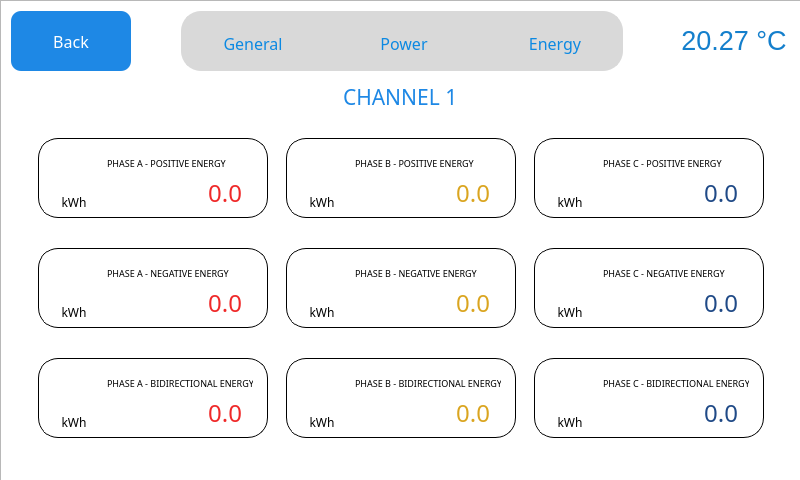
The window that QT_APP/channels.ui (eSpark-Backup/nabilfesal-msm-fw) describes before a commit, drawn with Qt 5.
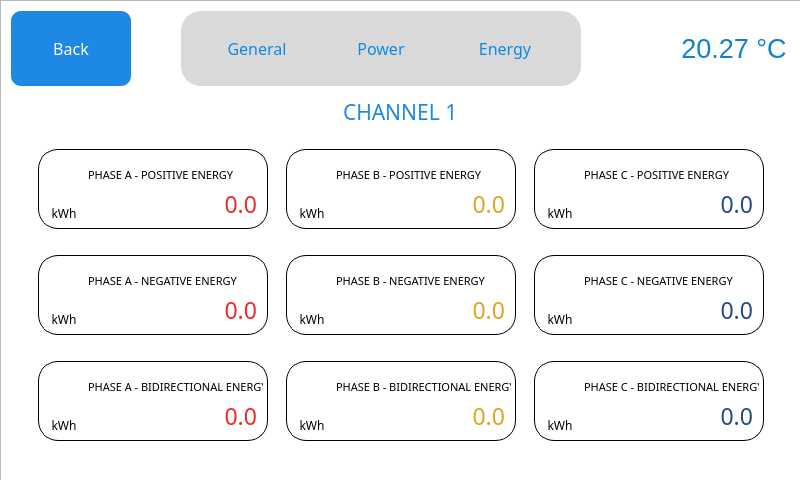
The same window after the commit. The open tabs and pages were chosen to show the change. Icons and pictures are not drawn.

Commit message: 2.1.6 -> - Hide Temperature from all SFTP - Energy reset on max value of double data-type - 3 retries for all calibrations (including measurements) - Reconnect checks settings first in MQTTs, SFTP & MQTT - Channel (Energy Tab) UI modified for clarity - Login & Registration view Icon size and footprint increased - SFTP and USB sync timer further polished to not miss a second

Diff of the .ui file:
```diff
--- a/QT_APP/channels.ui
+++ b/QT_APP/channels.ui
@@ -1773,16 +1773,22 @@
              </item>
              <item>
               <widget class="QFrame" name="horizontalFrame">
+               <property name="sizePolicy">
+                <sizepolicy hsizetype="Fixed" vsizetype="Fixed">
+                 <horstretch>0</horstretch>
+                 <verstretch>0</verstretch>
+                </sizepolicy>
+               </property>
                <property name="minimumSize">
                 <size>
-                 <width>200</width>
-                 <height>60</height>
+                 <width>400</width>
+                 <height>75</height>
                 </size>
                </property>
                <property name="maximumSize">
                 <size>
-                 <width>1000</width>
-                 <height>500</height>
+                 <width>400</width>
+                 <height>75</height>
                 </size>
                </property>
                <property name="focusPolicy">
@@ -1795,16 +1801,16 @@
                </property>
                <layout class="QHBoxLayout" name="horizontalLayout_2">
                 <property name="spacing">
-                 <number>60</number>
+                 <number>20</number>
                 </property>
                 <property name="leftMargin">
                  <number>20</number>
                 </property>
                 <property name="topMargin">
-                 <number>5</number>
+                 <number>0</number>
                 </property>
                 <property name="rightMargin">
-                 <number>25</number>
+                 <number>20</number>
                 </property>
                 <property name="bottomMargin">
                  <number>0</number>
@@ -1820,13 +1826,13 @@
                   <property name="minimumSize">
                    <size>
                     <width>100</width>
-                    <height>10</height>
+                    <height>70</height>
                    </size>
                   </property>
                   <property name="maximumSize">
                    <size>
                     <width>100</width>
-                    <height>50</height>
+                    <height>70</height>
                    </size>
                   </property>
                   <property name="font">
@@ -1868,13 +1874,13 @@
                   <property name="minimumSize">
                    <size>
                     <width>100</width>
-                    <height>50</height>
+                    <height>70</height>
                    </size>
                   </property>
                   <property name="maximumSize">
                    <size>
                     <width>100</width>
-                    <height>50</height>
+                    <height>70</height>
                    </size>
                   </property>
                   <property name="font">
@@ -1913,13 +1919,13 @@
                   <property name="minimumSize">
                    <size>
                     <width>100</width>
-                    <height>10</height>
+                    <height>70</height>
                    </size>
                   </property>
                   <property name="maximumSize">
                    <size>
                     <width>100</width>
-                    <height>50</height>
+                    <height>70</height>
                    </size>
                   </property>
                   <property name="baseSize">
@@ -7179,7 +7185,7 @@
                        <number>5</number>
                       </property>
                       <property name="rightMargin">
-                       <number>5</number>
+                       <number>0</number>
                       </property>
                       <property name="bottomMargin">
                        <number>5</number>
@@ -7192,20 +7198,20 @@
                         <item>
                          <widget class="QLabel" name="label_158">
                           <property name="sizePolicy">
-                           <sizepolicy hsizetype="Preferred" vsizetype="Preferred">
+                           <sizepolicy hsizetype="Fixed" vsizetype="Fixed">
                             <horstretch>0</horstretch>
                             <verstretch>0</verstretch>
                            </sizepolicy>
                           </property>
                           <property name="minimumSize">
                            <size>
-                            <width>60</width>
+                            <width>40</width>
                             <height>50</height>
                            </size>
                           </property>
                           <property name="maximumSize">
                            <size>
-                            <width>60</width>
+                            <width>40</width>
                             <height>50</height>
                            </size>
                           </property>
@@ -7234,13 +7240,13 @@
                           </property>
                           <property name="minimumSize">
                            <size>
-                            <width>60</width>
+                            <width>40</width>
                             <height>20</height>
                            </size>
                           </property>
                           <property name="maximumSize">
                            <size>
-                            <width>60</width>
+                            <width>40</width>
                             <height>20</height>
                            </size>
                           </property>
@@ -7271,7 +7277,7 @@
                          <number>10</number>
                         </property>
                         <property name="rightMargin">
-                         <number>10</number>
+                         <number>15</number>
                         </property>
                         <item>
                          <widget class="QLabel" name="label_160">
@@ -7283,20 +7289,20 @@
                           </property>
                           <property name="minimumSize">
                            <size>
-                            <width>150</width>
+                            <width>175</width>
                             <height>15</height>
                            </size>
                           </property>
                           <property name="maximumSize">
                            <size>
-                            <width>150</width>
+                            <width>175</width>
                             <height>15</height>
                            </size>
                           </property>
                           <property name="font">
                            <font>
                             <family>Gilroy</family>
-                            <pointsize>7</pointsize>
+                            <pointsize>8</pointsize>
                            </font>
                           </property>
                           <property name="styleSheet">
@@ -7317,20 +7323,20 @@
                           </property>
                           <property name="minimumSize">
                            <size>
-                            <width>145</width>
+                            <width>180</width>
                             <height>30</height>
                            </size>
                           </property>
                           <property name="maximumSize">
                            <size>
-                            <width>145</width>
+                            <width>180</width>
                             <height>30</height>
                            </size>
                           </property>
                           <property name="font">
                            <font>
                             <family>Gilroy</family>
-                            <pointsize>18</pointsize>
+                            <pointsize>17</pointsize>
                            </font>
                           </property>
                           <property name="styleSheet">
@@ -7379,7 +7385,7 @@
                        <number>5</number>
                       </property>
                       <property name="rightMargin">
-                       <number>5</number>
+                       <number>0</number>
                       </property>
                       <property name="bottomMargin">
                        <number>5</number>
@@ -7392,20 +7398,20 @@
                         <item>
                          <widget class="QLabel" name="label_161">
                           <property name="sizePolicy">
-                           <sizepolicy hsizetype="Preferred" vsizetype="Preferred">
+                           <sizepolicy hsizetype="Fixed" vsizetype="Fixed">
                             <horstretch>0</horstretch>
                             <verstretch>0</verstretch>
                            </sizepolicy>
                           </property>
                           <property name="minimumSize">
                            <size>
-                            <width>60</width>
+                            <width>40</width>
                             <height>50</height>
                            </size>
                           </property>
                           <property name="maximumSize">
                            <size>
-                            <width>60</width>
+                            <width>40</width>
                             <height>50</height>
                            </size>
                           </property>
@@ -7428,13 +7434,13 @@
                           </property>
                           <property name="minimumSize">
                            <size>
-                            <width>60</width>
+                            <width>40</width>
                             <height>20</height>
                            </size>
                           </property>
                           <property name="maximumSize">
                            <size>
-                            <width>60</width>
+                            <width>40</width>
                             <height>20</height>
                            </size>
                           </property>
@@ -7465,7 +7471,7 @@
                          <number>10</number>
                         </property>
                         <property name="rightMargin">
-                         <number>10</number>
+                         <number>15</number>
                         </property>
                         <item>
                          <widget class="QLabel" name="label_163">
@@ -7477,20 +7483,20 @@
                           </property>
                           <property name="minimumSize">
                            <size>
-                            <width>150</width>
+                            <width>175</width>
                             <height>15</height>
                            </size>
                           </property>
                           <property name="maximumSize">
                            <size>
-                            <width>150</width>
+                            <width>175</width>
                             <height>15</height>
                            </size>
                           </property>
                           <property name="font">
                            <font>
                             <family>Gilroy</family>
-                            <pointsize>7</pointsize>
+                            <pointsize>8</pointsize>
                            </font>
                           </property>
                           <property name="styleSheet">
@@ -7511,20 +7517,20 @@
                           </property>
                           <property name="minimumSize">
                            <size>
-                            <width>145</width>
+                            <width>180</width>
                             <height>30</height>
                            </size>
                           </property>
                           <property name="maximumSize">
                            <size>
-                            <width>145</width>
+                            <width>180</width>
                             <height>30</height>
                            </size>
                           </property>
                           <property name="font">
                            <font>
                             <family>Gilroy</family>
-                            <pointsize>18</pointsize>
+                            <pointsize>17</pointsize>
                            </font>
                           </property>
                           <property name="styleSheet">
@@ -7573,7 +7579,7 @@
                        <number>5</number>
                       </property>
                       <property name="rightMargin">
-                       <number>5</number>
+                       <number>0</number>
                       </property>
                       <property name="bottomMargin">
                        <number>5</number>
@@ -7593,13 +7599,13 @@
                           </property>
                           <property name="minimumSize">
                            <size>
-                            <width>60</width>
+                            <width>40</width>
                             <height>50</height>
                            </size>
                           </property>
                           <property name="maximumSize">
                            <size>
-                            <width>60</width>
+                            <width>4</width>
                             <height>50</height>
                            </size>
                           </property>
@@ -7622,13 +7628,13 @@
                           </property>
                           <property name="minimumSize">
                            <size>
-                            <width>60</width>
+                            <width>40</width>
                             <height>20</height>
                            </size>
                           </property>
                           <property name="maximumSize">
                            <size>
-                            <width>60</width>
+                            <width>40</width>
                             <height>20</height>
                            </size>
                           </property>
@@ -7671,20 +7677,20 @@
                           </property>
                           <property name="minimumSize">
                            <size>
-                            <width>150</width>
+                            <width>175</width>
                             <height>15</height>
                            </size>
                           </property>
                           <property name="maximumSize">
                            <size>
-                            <width>150</width>
+                            <width>175</width>
                             <height>15</height>
                            </size>
                           </property>
                           <property name="font">
                            <font>
                             <family>Gilroy</family>
-                            <pointsize>7</pointsize>
+                            <pointsize>8</pointsize>
                            </font>
                           </property>
                           <property name="styleSheet">
@@ -7705,20 +7711,20 @@
                           </property>
                           <property name="minimumSize">
                            <size>
-                            <width>145</width>
+                            <width>180</width>
                             <height>30</height>
                            </size>
                           </property>
                           <property name="maximumSize">
                            <size>
-                            <width>145</width>
+                            <width>180</width>
                             <height>30</height>
                            </size>
                           </property>
                           <property name="font">
                            <font>
                             <family>Gilroy</family>
-                            <pointsize>18</pointsize>
+                            <pointsize>17</pointsize>
                            </font>
                           </property>
                           <property name="styleSheet">
@@ -7774,7 +7780,7 @@
                        <number>5</number>
                       </property>
                       <property name="rightMargin">
-                       <number>5</number>
+                       <number>0</number>
                       </property>
                       <property name="bottomMargin">
                        <number>5</number>
@@ -7794,13 +7800,13 @@
                           </property>
                           <property name="minimumSize">
                            <size>
-                            <width>60</width>
+                            <width>40</width>
                             <height>50</height>
                            </size>
                           </property>
                           <property name="maximumSize">
                            <size>
-                            <width>60</width>
+                            <width>40</width>
                             <height>50</height>
                            </size>
                           </property>
@@ -7823,13 +7829,13 @@
                           </property>
                           <property name="minimumSize">
                            <size>
-                            <width>60</width>
+                            <width>40</width>
                             <height>20</height>
                            </size>
                           </property>
                           <property name="maximumSize">
                            <size>
-                            <width>60</width>
+                            <width>40</width>
                             <height>20</height>
                            </size>
                           </property>
@@ -7872,20 +7878,20 @@
                           </property>
                           <property name="minimumSize">
                            <size>
-                            <width>150</width>
+                            <width>175</width>
                             <height>15</height>
                            </size>
                           </property>
                           <property name="maximumSize">
                            <size>
-                            <width>150</width>
+                            <width>175</width>
                             <height>15</height>
                            </size>
                           </property>
                           <property name="font">
                            <font>
                             <family>Gilroy</family>
-                            <pointsize>7</pointsize>
+                            <pointsize>8</pointsize>
                            </font>
                           </property>
                           <property name="styleSheet">
@@ -7906,20 +7912,20 @@
                           </property>
                           <property name="minimumSize">
                            <size>
-                            <width>145</width>
+                            <width>180</width>
                             <height>30</height>
                            </size>
                           </property>
                           <property name="maximumSize">
                            <size>
-                            <width>145</width>
+                            <width>180</width>
                             <height>30</height>
                            </size>
                           </property>
                           <property name="font">
                            <font>
                             <family>Gilroy</family>
-                            <pointsize>18</pointsize>
+                            <pointsize>17</pointsize>
                            </font>
                           </property>
                           <property name="styleSheet">
@@ -7968,7 +7974,7 @@
                        <number>5</number>
                       </property>
                       <property name="rightMargin">
-                       <number>5</number>
+                       <number>0</number>
                       </property>
                       <property name="bottomMargin">
                        <number>5</number>
@@ -7988,13 +7994,13 @@
                           </property>
                           <property name="minimumSize">
                            <size>
-                            <width>60</width>
+                            <width>40</width>
                             <height>50</height>
                            </size>
                           </property>
                           <property name="maximumSize">
                            <size>
-                            <width>60</width>
+                            <width>40</width>
                             <height>50</height>
                            </size>
                           </property>
@@ -8017,13 +8023,13 @@
                           </property>
                           <property name="minimumSize">
                            <size>
-                            <width>60</width>
+                            <width>40</width>
                             <height>20</height>
                            </size>
                           </property>
                           <property name="maximumSize">
                            <size>
-                            <width>60</width>
+                            <width>40</width>
                             <height>20</height>
                            </size>
                           </property>
@@ -8066,20 +8072,20 @@
                           </property>
                           <property name="minimumSize">
                            <size>
-                            <width>150</width>
+                            <width>175</width>
                             <height>15</height>
                            </size>
                           </property>
                           <property name="maximumSize">
                            <size>
-                            <width>150</width>
+                            <width>175</width>
                             <height>15</height>
                            </size>
                           </property>
                           <property name="font">
                            <font>
                             <family>Gilroy</family>
-                            <pointsize>7</pointsize>
+                            <pointsize>8</pointsize>
                            </font>
                           </property>
                           <property name="styleSheet">
@@ -8100,20 +8106,20 @@
                           </property>
                           <property name="minimumSize">
                            <size>
-                            <width>145</width>
+                            <width>180</width>
                             <height>30</height>
                            </size>
                           </property>
                           <property name="maximumSize">
                            <size>
-                            <width>145</width>
+                            <width>180</width>
                             <height>30</height>
                            </size>
                           </property>
                           <property name="font">
                            <font>
                             <family>Gilroy</family>
-                            <pointsize>18</pointsize>
+                            <pointsize>17</pointsize>
                            </font>
                           </property>
                           <property name="styleSheet">
@@ -8162,7 +8168,7 @@
                        <number>5</number>
                       </property>
                       <property name="rightMargin">
-                       <number>5</number>
+                       <number>0</number>
                       </property>
                       <property name="bottomMargin">
                        <number>5</number>
@@ -8182,13 +8188,13 @@
                           </property>
                           <property name="minimumSize">
                            <size>
-                            <width>60</width>
+                            <width>40</width>
                             <height>50</height>
                            </size>
                           </property>
                           <property name="maximumSize">
                            <size>
-                            <width>60</width>
+                            <width>40</width>
                             <height>50</height>
                            </size>
                           </property>
@@ -8211,13 +8217,13 @@
                           </property>
                           <property name="minimumSize">
                            <size>
-                            <width>60</width>
+                            <width>40</width>
                             <height>20</height>
                            </size>
                           </property>
                           <property name="maximumSize">
                            <size>
-                            <width>60</width>
+                            <width>40</width>
                             <height>20</height>
                            </size>
                           </property>
@@ -8260,20 +8266,20 @@
                           </property>
                           <property name="minimumSize">
                            <size>
-                            <width>150</width>
+                            <width>175</width>
                             <height>15</height>
                            </size>
                           </property>
                           <property name="maximumSize">
                            <size>
-                            <width>150</width>
+                            <width>175</width>
                             <height>15</height>
                            </size>
                           </property>
                           <property name="font">
                            <font>
                             <family>Gilroy</family>
-                            <pointsize>7</pointsize>
+                            <pointsize>8</pointsize>
                            </font>
                           </property>
                           <property name="styleSheet">
@@ -8294,7 +8300,7 @@
                           </property>
                           <property name="minimumSize">
                            <size>
-                            <width>145</width>
+                            <width>180</width>
                             <height>30</height>
                            </size>
                           </property>
@@ -8307,7 +8313,7 @@
                           <property name="font">
                            <font>
                             <family>Gilroy</family>
-                            <pointsize>18</pointsize>
+                            <pointsize>17</pointsize>
                            </font>
                           </property>
                           <property name="styleSheet">
@@ -8363,7 +8369,7 @@
                        <number>5</number>
                       </property>
                       <property name="rightMargin">
-                       <number>5</number>
+                       <number>0</number>
                       </property>
                       <property name="bottomMargin">
                        <number>5</number>
@@ -8383,13 +8389,13 @@
                           </property>
                           <property name="minimumSize">
                            <size>
-                            <width>60</width>
+                            <width>40</width>
                             <height>50</height>
                            </size>
                           </property>
                           <property name="maximumSize">
                            <size>
-                            <width>60</width>
+                            <width>40</width>
                             <height>50</height>
                            </size>
                           </property>
@@ -8412,13 +8418,13 @@
                           </property>
                           <property name="minimumSize">
                            <size>
-                            <width>60</width>
+                            <width>40</width>
                             <height>20</height>
                            </size>
                           </property>
                           <property name="maximumSize">
                            <size>
-                            <width>60</width>
+                            <width>40</width>
                             <height>20</height>
                            </size>
                           </property>
@@ -8449,7 +8455,7 @@
                          <number>10</number>
                         </property>
                         <property name="rightMargin">
-                         <number>10</number>
+                         <number>35</number>
                         </property>
                         <item>
                          <widget class="QLabel" name="label_178">
@@ -8461,20 +8467,20 @@
                           </property>
                           <property name="minimumSize">
                            <size>
-                            <width>150</width>
+                            <width>180</width>
                             <height>15</height>
                            </size>
                           </property>
                           <property name="maximumSize">
                            <size>
-                            <width>150</width>
+                            <width>180</width>
                             <height>15</height>
                            </size>
                           </property>
                           <property name="font">
                            <font>
                             <family>Gilroy</family>
-                            <pointsize>7</pointsize>
+                            <pointsize>8</pointsize>
                            </font>
                           </property>
                           <property name="styleSheet">
@@ -8483,6 +8489,9 @@
                           <property name="text">
                            <string>PHASE A - BIDIRECTIONAL ENERGY</string>
                           </property>
+                          <property name="alignment">
+                           <set>Qt::AlignLeading|Qt::AlignLeft|Qt::AlignVCenter</set>
+                          </property>
                          </widget>
                         </item>
                         <item>
@@ -8495,20 +8504,20 @@
                           </property>
                           <property name="minimumSize">
                            <size>
-                            <width>145</width>
+                            <width>180</width>
                             <height>30</height>
                            </size>
                           </property>
                           <property name="maximumSize">
                            <size>
-                            <width>145</width>
+                            <width>180</width>
                             <height>30</height>
                            </size>
                           </property>
                           <property name="font">
                            <font>
                             <family>Gilroy</family>
-                            <pointsize>18</pointsize>
+                            <pointsize>17</pointsize>
                            </font>
                           </property>
                           <property name="styleSheet">
@@ -8557,7 +8566,7 @@
                        <number>5</number>
                       </property>
                       <property name="rightMargin">
-                       <number>5</number>
+                       <number>0</number>
                       </property>
                       <property name="bottomMargin">
                        <number>5</number>
@@ -8567,6 +8576,15 @@
                         <property name="spacing">
                          <number>0</number>
                         </property>
+                        <property name="sizeConstraint">
+                         <enum>QLayout::SetMinimumSize</enum>
+                        </property>
+                        <property name="leftMargin">
+                         <number>0</number>
+                        </property>
+                        <property name="rightMargin">
+                         <number>0</number>
+                        </property>
                         <item>
                          <widget class="QLabel" name="label_179">
                           <property name="sizePolicy">
@@ -8577,13 +8595,13 @@
                           </property>
                           <property name="minimumSize">
                            <size>
-                            <width>60</width>
+                            <width>40</width>
                             <height>50</height>
                            </size>
                           </property>
                           <property name="maximumSize">
                            <size>
-                            <width>60</width>
+                            <width>40</width>
                             <height>50</height>
                            </size>
                           </property>
@@ -8606,13 +8624,13 @@
                           </property>
                           <property name="minimumSize">
                            <size>
-                            <width>60</width>
+                            <width>40</width>
                             <height>20</height>
                            </size>
                           </property>
                           <property name="maximumSize">
                            <size>
-                            <width>60</width>
+                            <width>40</width>
                             <height>20</height>
                            </size>
                           </property>
@@ -8643,7 +8661,7 @@
                          <number>10</number>
                         </property>
                         <property name="rightMargin">
-                         <number>10</number>
+                         <number>35</number>
                         </property>
                         <item>
                          <widget class="QLabel" name="label_181">
@@ -8655,20 +8673,20 @@
                           </property>
                           <property name="minimumSize">
                            <size>
-                            <width>150</width>
+                            <width>180</width>
                             <height>15</height>
                            </size>
                           </property>
                           <property name="maximumSize">
                            <size>
-                            <width>150</width>
+                            <width>180</width>
                             <height>15</height>
                            </size>
                           </property>
                           <property name="font">
                            <font>
                             <family>Gilroy</family>
-                            <pointsize>7</pointsize>
+                            <pointsize>8</pointsize>
                            </font>
                           </property>
                           <property name="styleSheet">
@@ -8689,20 +8707,20 @@
                           </property>
                           <property name="minimumSize">
                            <size>
-                            <width>145</width>
+                            <width>180</width>
                             <height>30</height>
                            </size>
                           </property>
                           <property name="maximumSize">
                            <size>
-                            <width>145</width>
+                            <width>180</width>
                             <height>30</height>
                            </size>
                           </property>
                           <property name="font">
                            <font>
                             <family>Gilroy</family>
-                            <pointsize>18</pointsize>
+                            <pointsize>17</pointsize>
                            </font>
                           </property>
                           <property name="styleSheet">
@@ -8751,7 +8769,7 @@
                        <number>5</number>
                       </property>
                       <property name="rightMargin">
-                       <number>5</number>
+                       <number>0</number>
                       </property>
                       <property name="bottomMargin">
                        <number>5</number>
@@ -8771,13 +8789,13 @@
                           </property>
                           <property name="minimumSize">
                            <size>
-                            <width>60</width>
+                            <width>40</width>
                             <height>50</height>
                            </size>
                           </property>
                           <property name="maximumSize">
                            <size>
-                            <width>60</width>
+                            <width>40</width>
                             <height>50</height>
                            </size>
                           </property>
@@ -8800,13 +8818,13 @@
                           </property>
                           <property name="minimumSize">
                            <size>
-                            <width>60</width>
+                            <width>40</width>
                             <height>20</height>
                            </size>
                           </property>
                           <property name="maximumSize">
                            <size>
-                            <width>60</width>
+                            <width>40</width>
                             <height>20</height>
                            </size>
                           </property>
@@ -8837,7 +8855,7 @@
                          <number>10</number>
                         </property>
                         <property name="rightMargin">
-                         <number>10</number>
+                         <number>35</number>
                         </property>
                         <item>
                          <widget class="QLabel" name="label_184">
@@ -8849,20 +8867,20 @@
                           </property>
                           <property name="minimumSize">
                            <size>
-                            <width>150</width>
+                            <width>180</width>
                             <height>15</height>
                            </size>
                           </property>
                           <property name="maximumSize">
                            <size>
-                            <width>150</width>
+                            <width>180</width>
                             <height>15</height>
                            </size>
                           </property>
                           <property name="font">
                            <font>
                             <family>Gilroy</family>
-                            <pointsize>7</pointsize>
+                            <pointsize>8</pointsize>
                            </font>
                           </property>
                           <property name="styleSheet">
@@ -8883,20 +8901,20 @@
                           </property>
                           <property name="minimumSize">
                            <size>
-                            <width>145</width>
+                            <width>180</width>
                             <height>30</height>
                            </size>
                           </property>
                           <property name="maximumSize">
                            <size>
-                            <width>145</width>
+                            <width>180</width>
                             <height>30</height>
                            </size>
                           </property>
                           <property name="font">
                            <font>
                             <family>Gilroy</family>
-                            <pointsize>18</pointsize>
+                            <pointsize>17</pointsize>
                            </font>
                           </property>
                           <property name="styleSheet">
```
Left out of the diff: 23 changed lines with no effect on the pictures. The commit also changes 13 other files.
